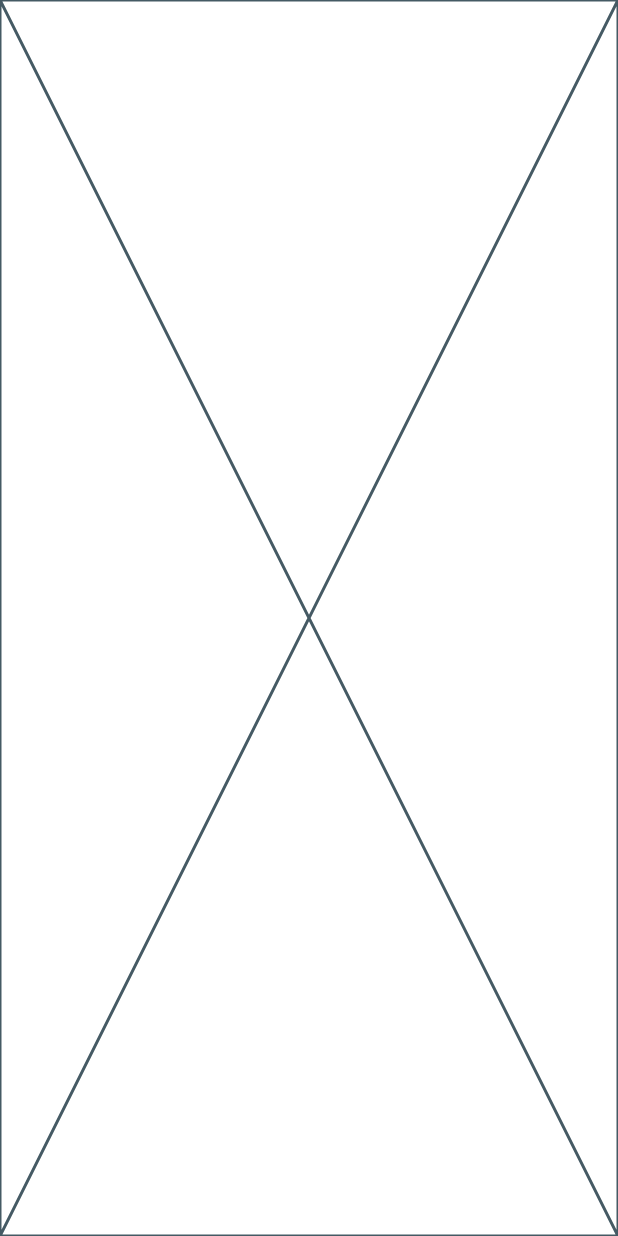
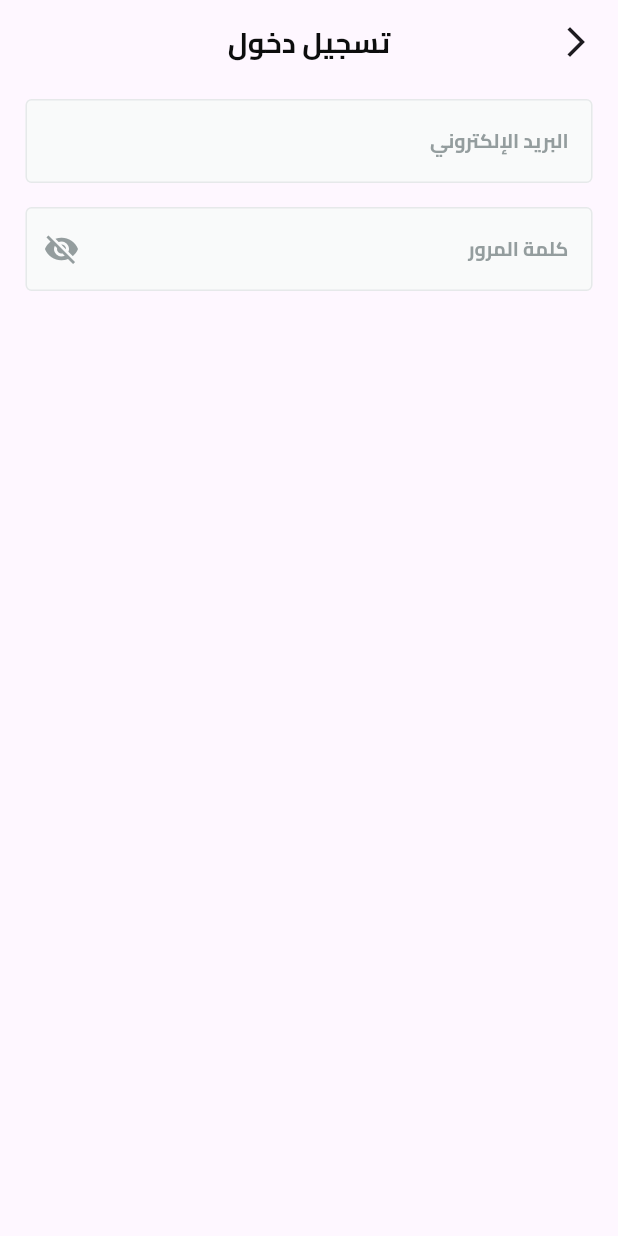
Before and after one commit to ibrahimmaliraqi/flutter_fruit_hub, a Flutter app: the screen it shows after launch, after a tap on "تخط", on a phone screen of 412 x 824 dp. Run offline on Flutter 3.47's test engine with Material 3 defaults, Android fonts, the phone set to English and light mode, and no system bars; our stand-ins replace dots_indicator, firebase_core, gap, shared_preferences; missing offline and left inert: svg_flutter; accounts and stored records are empty.

Commit message:
custom text field and app bar done for login view

```diff
--- /dev/null
+++ b/lib/core/utils/app_styles.dart
@@ -0,0 +1,15 @@
+import 'package:flutter/material.dart';
+import 'package:fruit_hub/core/utils/app_colors.dart';
+
+abstract class AppStyles {
+  static TextStyle bold19 = TextStyle(
+    color: AppColors.textColor,
+    fontSize: 19,
+    fontWeight: FontWeight.bold,
+  );
+  static TextStyle bold13 = TextStyle(
+    color: Color(0xff949D9E),
+    fontSize: 13,
+    fontWeight: FontWeight.bold,
+  );
+}
--- /dev/null
+++ b/lib/core/utils/widgets/build_app_bar.dart
@@ -0,0 +1,16 @@
+import 'package:flutter/material.dart';
+import 'package:fruit_hub/core/utils/app_styles.dart';
+
+AppBar buildAppBar(context, {required String title}) {
+  return AppBar(
+    leading: GestureDetector(
+      onTap: () => Navigator.of(context).pop(),
+      child: Icon(Icons.arrow_back_ios_new),
+    ),
+    title: Text(
+      title,
+      style: AppStyles.bold19,
+    ),
+    centerTitle: true,
+  );
+}
--- /dev/null
+++ b/lib/core/utils/widgets/custom_text_field.dart
@@ -0,0 +1,76 @@
+import 'package:flutter/material.dart';
+import 'package:fruit_hub/core/utils/app_styles.dart';
+
+class CustomTextField extends StatefulWidget {
+  final String text;
+  final bool isPassword;
+  final TextEditingController controller;
+  const CustomTextField({
+    super.key,
+    required this.text,
+    this.isPassword = false,
+    required this.controller,
+  });
+
+  @override
+  State<CustomTextField> createState() => _CustomTextFieldState();
+}
+
+class _CustomTextFieldState extends State<CustomTextField> {
+  bool isSecure = true;
+  pass() {
+    setState(() {
+      isSecure = widget.isPassword;
+    });
+  }
+
+  @override
+  void initState() {
+    super.initState();
+    isSecure = widget.isPassword; // إذا كان حقل كلمة مرور → فعّل الإخفاء
+  }
+
+  @override
+  Widget build(BuildContext context) {
+    return TextFormField(
+      obscureText: widget.isPassword ? isSecure : false,
+
+      validator: (value) {
+        if (value == null || value.isEmpty) {
+          return "الحقل مطلوب";
+        }
+        return null;
+      },
+      controller: widget.controller,
+      decoration: InputDecoration(
+        suffixIcon: widget.isPassword
+            ? GestureDetector(
+                onTap: () {
+                  setState(() {
+                    isSecure = !isSecure;
+                  });
+                },
+                child: Icon(
+                  isSecure ? Icons.visibility_off : Icons.visibility,
+                  color: const Color(0xff949D9E),
+                ),
+              )
+            : null,
+        labelText: widget.text,
+        labelStyle: AppStyles.bold13,
+
+        filled: true,
+        fillColor: Color(0xffF9FAFA),
+
+        enabledBorder: buildBoeder(),
+        focusedBorder: buildBoeder(),
+        border: buildBoeder(),
+      ),
+    );
+  }
+
+  OutlineInputBorder buildBoeder() => OutlineInputBorder(
+    borderSide: BorderSide(color: Color(0xffE6E9EA)),
+    borderRadius: BorderRadius.circular(4),
+  );
+}
--- a/lib/feaatures/auth/presentation/views/login_view.dart
+++ b/lib/feaatures/auth/presentation/views/login_view.dart
@@ -1,4 +1,6 @@
 import 'package:flutter/material.dart';
+import 'package:fruit_hub/core/utils/widgets/build_app_bar.dart';
+import 'package:fruit_hub/feaatures/auth/presentation/widgets/login_view_body.dart';
 
 class LoginView extends StatelessWidget {
   const LoginView({super.key});
@@ -6,6 +8,12 @@ class LoginView extends StatelessWidget {
 
   @override
   Widget build(BuildContext context) {
-    return const Placeholder();
+    return GestureDetector(
+      onTap: () => FocusScope.of(context).unfocus(),
+      child: Scaffold(
+        appBar: buildAppBar(context, title: "تسجيل دخول"),
+        body: LoginViewBody(),
+      ),
+    );
   }
 }
--- /dev/null
+++ b/lib/feaatures/auth/presentation/widgets/login_view_body.dart
@@ -0,0 +1,38 @@
+import 'package:flutter/material.dart';
+import 'package:fruit_hub/core/utils/widgets/custom_text_field.dart';
+import 'package:gap/gap.dart';
+
+class LoginViewBody extends StatefulWidget {
+  const LoginViewBody({super.key});
+
+  @override
+  State<LoginViewBody> createState() => _LoginViewBodyState();
+}
+
+class _LoginViewBodyState extends State<LoginViewBody> {
+  TextEditingController email = TextEditingController();
+  TextEditingController password = TextEditingController();
+  @override
+  Widget build(BuildContext context) {
+    return SingleChildScrollView(
+      child: Padding(
+        padding: const EdgeInsets.symmetric(horizontal: 17),
+        child: Column(
+          children: [
+            Gap(10),
+            CustomTextField(
+              text: "البريد الإلكتروني",
+              controller: email,
+            ),
+            Gap(16),
+            CustomTextField(
+              isPassword: true,
+              text: "كلمة المرور",
+              controller: password,
+            ),
+          ],
+        ),
+      ),
+    );
+  }
+}
```
